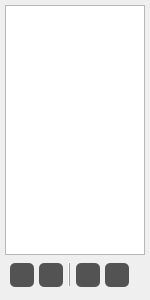
Before: the Qt Designer form Ui/DockWidget/SourceWidget.ui in hash1018/Raina, drawn with Qt 5.
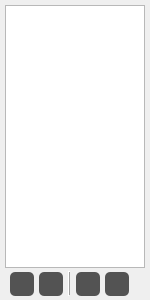
After: the same form once the commit is applied. Icons and pictures are not drawn.

```diff
--- a/Ui/DockWidget/SourceWidget.ui
+++ b/Ui/DockWidget/SourceWidget.ui
@@ -72,7 +72,7 @@
     <number>5</number>
    </property>
    <property name="bottomMargin">
-    <number>5</number>
+    <number>0</number>
    </property>
    <item>
     <widget class="QListWidget" name="listWidget"/>
@@ -82,13 +82,13 @@
      <property name="minimumSize">
       <size>
        <width>0</width>
-       <height>40</height>
+       <height>32</height>
       </size>
      </property>
      <property name="maximumSize">
       <size>
        <width>16777215</width>
-       <height>40</height>
+       <height>32</height>
       </size>
      </property>
      <layout class="QHBoxLayout" name="horizontalLayout">
```
